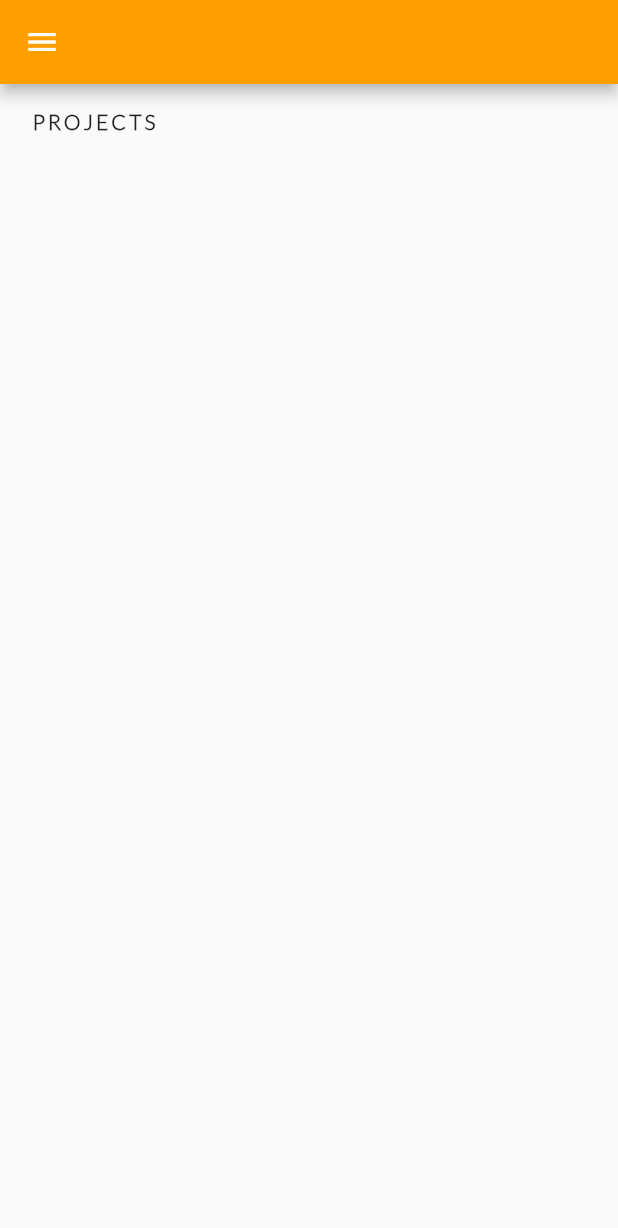
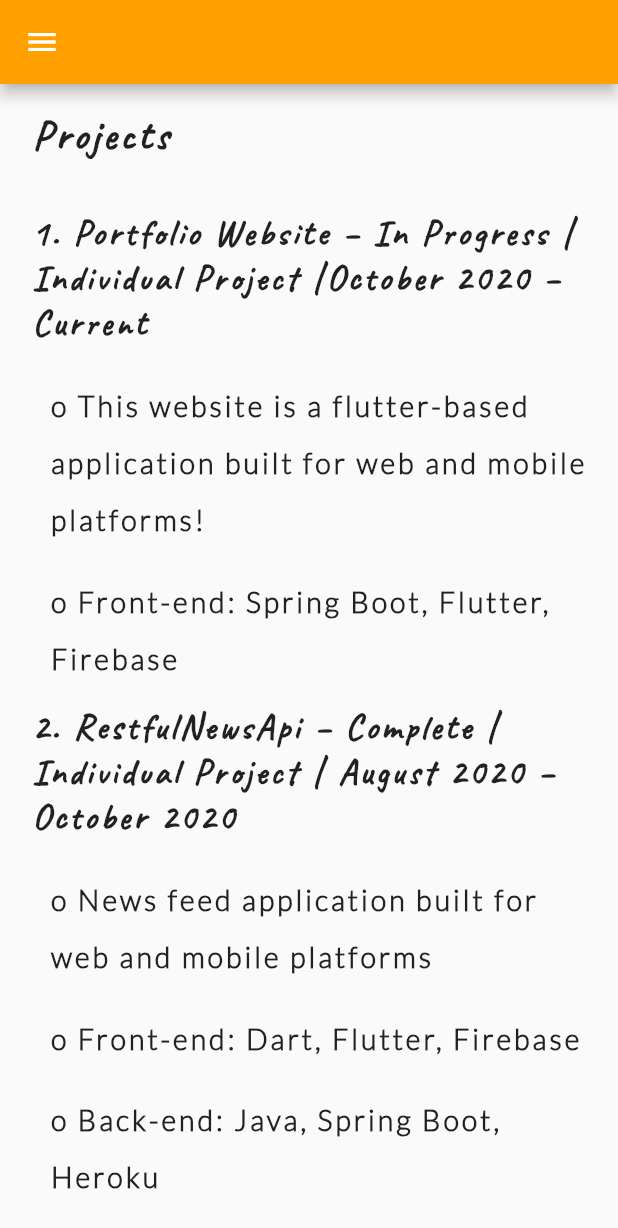
Before and after one commit to IvyLeano/Portfolio, a Flutter app: the ProjectsScreen screen opened directly, on a phone screen of 412 x 824 dp. Shown: the top 1228 px of the screen. Run offline on Flutter 3.47's test engine with Material 2 defaults, Android fonts, the phone set to English and light mode, and no system bars.

Commit message:
Complete projects components

```diff
--- a/lib/Components/Home/home_work_history_component.dart
+++ b/lib/Components/Home/home_work_history_component.dart
@@ -1,4 +1,4 @@
-import 'package:Portfolio/Components/Home/home_work_history_bullet_points_component.dart';
+import 'package:Portfolio/Components/bullet_points_component.dart';
 import 'package:Portfolio/constants.dart';
 import 'package:flutter/cupertino.dart';
 
@@ -31,8 +31,12 @@ class HomeWorkHistoryComponent extends StatelessWidget {
                   .SIZED_BOX_HEIGHT_AS_PERCENTAGE_OF_SCREEN_HEIGHT_BELOW_HEADING,
         ),
         Padding(
-          padding: EdgeInsets.fromLTRB(MediaQuery.of(context).size.height *
-              Constants.BULLET_POINT_INDENT_AS_PERCENTAGE_0F_SCREEN_WIDTH, 0.0, 0.0, 0.0),
+          padding: EdgeInsets.fromLTRB(
+              MediaQuery.of(context).size.height *
+                  Constants.BULLET_POINT_INDENT_AS_PERCENTAGE_0F_SCREEN_WIDTH,
+              0.0,
+              0.0,
+              0.0),
           child: Column(
             children: <Widget>[
               DescriptionComponent(
@@ -44,7 +48,7 @@ class HomeWorkHistoryComponent extends StatelessWidget {
                     Constants
                         .SIZED_BOX_HEIGHT_AS_PERCENTAGE_OF_SCREEN_HEIGHT_BELOW_DESCRIPTION,
               ),
-              HomeWorkHistoryBulletPointsComponent(
+              BulletPointsComponent(
                   list: Constants.HOME_HEADER_ONE_WORK_ROLE_ONE_POINTS),
               SizedBox(
                 height: MediaQuery.of(context).size.height *
@@ -60,7 +64,7 @@ class HomeWorkHistoryComponent extends StatelessWidget {
                     Constants
                         .SIZED_BOX_HEIGHT_AS_PERCENTAGE_OF_SCREEN_HEIGHT_BELOW_DESCRIPTION,
               ),
-              HomeWorkHistoryBulletPointsComponent(
+              BulletPointsComponent(
                   list: Constants.HOME_HEADER_ONE_WORK_ROLE_TWO_POINTS),
               SizedBox(
                 height: MediaQuery.of(context).size.height *
--- /dev/null
+++ b/lib/Components/Project/project_project_component.dart
@@ -0,0 +1,28 @@
+import 'package:flutter/cupertino.dart';
+
+import '../../constants.dart';
+import '../bullet_points_component.dart';
+import '../header_component.dart';
+
+class ProjectProjectComponent extends StatelessWidget {
+  const ProjectProjectComponent({Key key, this.header, this.list});
+
+  final header;
+  final list;
+
+  @override
+  Widget build(BuildContext context) {
+    return Column(children: <Widget>[
+      HeaderComponent(
+          header: header,
+          fontFamily: Constants.HEADER_FONT_FAMILY,
+          fontSize: Constants.HEADER_FONT_SIZE),
+      SizedBox(
+        height: MediaQuery.of(context).size.height *
+            Constants
+                .SIZED_BOX_HEIGHT_AS_PERCENTAGE_OF_SCREEN_HEIGHT_BELOW_HEADING,
+      ),
+      BulletPointsComponent(list: list),
+    ]);
+  }
+}
--- a/lib/Components/Home/home_work_history_bullet_points_component.dart
+++ b/lib/Components/bullet_points_component.dart
@@ -1,10 +1,10 @@
 import 'package:flutter/cupertino.dart';
 
-import '../../constants.dart';
-import '../description_component.dart';
+import '../constants.dart';
+import 'description_component.dart';
 
-class HomeWorkHistoryBulletPointsComponent extends StatelessWidget {
-  const HomeWorkHistoryBulletPointsComponent({Key key, this.list});
+class BulletPointsComponent extends StatelessWidget {
+  const BulletPointsComponent({Key key, this.list});
 
   final list;
 
--- /dev/null
+++ b/lib/Components/hyper_link_component.dart
@@ -0,0 +1,42 @@
+import 'package:flutter/cupertino.dart';
+import 'package:flutter/material.dart';
+
+import '../constants.dart';
+import 'description_component.dart';
+import 'package:url_launcher/url_launcher.dart';
+
+class HyperLinkComponent extends StatelessWidget {
+  const HyperLinkComponent({Key key, this.link});
+
+  final link;
+
+  Widget getProjectBulletPoints(BuildContext context) {
+    return Padding(
+      padding: EdgeInsets.fromLTRB(
+          MediaQuery.of(context).size.width *
+              Constants.BULLET_POINT_INDENT_AS_PERCENTAGE_0F_SCREEN_WIDTH,
+          0.0, 0.0, 0.0),
+      child: Column(
+        children: <Widget>[
+          InkWell(
+              child: DescriptionComponent(
+                  description: Constants.PROJECTS_HEADER_ONE_PROJECT_LINKS[0],
+                  fontFamily: Constants.DEFAULT_FONT_FAMILY,
+                  fontSize: Constants.DEFAULT_FONT_SIZE),
+              onTap: () => launch(link),
+              hoverColor: Constants.HYPER_LINK_COLOR),
+          SizedBox(
+            height: MediaQuery.of(context).size.height *
+                Constants
+                    .SIZED_BOX_HEIGHT_AS_PERCENTAGE_OF_SCREEN_HEIGHT_BELOW_DESCRIPTION,
+          ),
+        ],
+      ),
+    );
+  }
+
+  @override
+  Widget build(BuildContext context) {
+    return getProjectBulletPoints(context);
+  }
+}
--- a/lib/Screens/projects_screen.dart
+++ b/lib/Screens/projects_screen.dart
@@ -1,4 +1,6 @@
+import 'package:Portfolio/Components/Project/project_project_component.dart';
 import 'package:Portfolio/Components/header_component.dart';
+import 'package:Portfolio/Components/hyper_link_component.dart';
 import 'package:Portfolio/Components/nav_bar_component.dart';
 import 'package:flutter/cupertino.dart';
 import 'package:flutter/material.dart';
@@ -25,13 +27,26 @@ class ProjectsScreen extends StatelessWidget {
                   Constants.LEFT_RIGHT_PADDING_AS_PERCENTAGE_0F_SCREEN_WIDTH,
               MediaQuery.of(context).size.width *
                   Constants.TOP_BOTTOM_PADDING_AS_PERCENTAGE_0F_SCREEN_HEIGHT),
-          child: Container(
-            width: MediaQuery.of(context).size.width,
-            child: Column(
-              children: <Widget>[
-                HeaderComponent(header: Constants.PROJECTS_HEADER_ONE),
-              ],
-            ),
+          child: Column(
+            children: <Widget>[
+              HeaderComponent(
+                  header: Constants.PROJECTS_HEADER_ONE,
+                  fontFamily: Constants.TITLE_FONT_FAMILY,
+                  fontSize: Constants.TITLE_FONT_SIZE),
+              SizedBox(
+                height: MediaQuery.of(context).size.height *
+                    Constants
+                        .SIZED_BOX_HEIGHT_AS_PERCENTAGE_OF_SCREEN_HEIGHT_BELOW_TITLE,
+              ),
+              ProjectProjectComponent(
+                  header: Constants.PROJECTS_HEADER_ONE_PROJECT_ONE,
+                  list: Constants.PROJECTS_HEADER_ONE_PROJECT_ONE_POINTS),
+              ProjectProjectComponent(
+                  header: Constants.PROJECTS_HEADER_ONE_PROJECT_TWO,
+                  list: Constants.PROJECTS_HEADER_ONE_PROJECT_TWO_POINTS),
+              HyperLinkComponent(
+                  link: Constants.PROJECTS_HEADER_ONE_PROJECT_LINKS[1]),
+            ],
           ),
         ),
       ),
--- a/lib/constants.dart
+++ b/lib/constants.dart
@@ -18,7 +18,8 @@ class Constants {
   static const String HOME_HEADER_ONE = "Work History";
   static const String HOME_HEADER_ONE_LABEL =
       "CIBC | Software Developer | January 2020 - August 2020";
-  static const String HOME_HEADER_ONE_WORK_ROLE_ONE = "1. iOS Team | January - February";
+  static const String HOME_HEADER_ONE_WORK_ROLE_ONE =
+      "1. iOS Team | January - February";
   static const HOME_HEADER_ONE_WORK_ROLE_ONE_POINTS = [
     'o Contributed to the maintenance of CIBC’s mobile banking application for iOS devices',
     'o Assisted in troubleshooting and debugging UI related bugs',
@@ -40,7 +41,25 @@ class Constants {
       "Seneca College | Computer Programming Diploma | May 2018 - August 2019";
 
   // 1.3. PROJECTS PAGE
-  static const String PROJECTS_HEADER_ONE = "PROJECTS";
+  static const String PROJECTS_HEADER_ONE = "Projects";
+  static const String PROJECTS_HEADER_ONE_PROJECT_ONE =
+      "1. Portfolio Website – In Progress | Individual Project |October 2020 – Current";
+  static const PROJECTS_HEADER_ONE_PROJECT_ONE_POINTS = [
+    'o This website is a flutter-based application built for web and mobile platforms!',
+    'o Front-end: Spring Boot, Flutter, Firebase',
+  ];
+  static const String PROJECTS_HEADER_ONE_PROJECT_TWO =
+      "2. RestfulNewsApi – Complete | Individual Project | August 2020 – October 2020";
+  static const PROJECTS_HEADER_ONE_PROJECT_TWO_POINTS = [
+    'o News feed application built for web and mobile platforms',
+    'o Front-end: Dart, Flutter, Firebase',
+    'o Back-end: Java, Spring Boot, Heroku',
+  ];
+
+  static const PROJECTS_HEADER_ONE_PROJECT_LINKS = [
+    'o Code available here',
+    'https://github.com/IvyLeano/RestfulNewsAPI'
+  ];
 
   // 1.4. TECHNOLOGY PAGE
   static const String TECHNOLOGY_HEADER_TITLE = "Technology";
@@ -146,6 +165,7 @@ class Constants {
   static Color APP_BAR_DRAWER_LIST_TILE_TWO_COLOR = Colors.amber[400];
   static Color APP_BAR_DRAWER_LIST_TILE_THREE_COLOR = Colors.amber[300];
   static Color APP_BAR_DRAWER_LIST_TILE_FOUR_COLOR = Colors.amber[200];
+  static Color HYPER_LINK_COLOR = Colors.amber[50];
 
   // 3.4. ICONS - COLOR & SIZE
   static Color ICON_AND_APP_BAR_TEXT_COLOR = Colors.pink;
--- a/pubspec.yaml
+++ b/pubspec.yaml
@@ -23,6 +23,7 @@ environment:
 dependencies:
   flutter:
     sdk: flutter
+  url_launcher: ^5.7.6
 
   # The following adds the Cupertino Icons font to your application.
   # Use with the CupertinoIcons class for iOS style icons.
```
Also changed, not shown: pubspec.lock.
